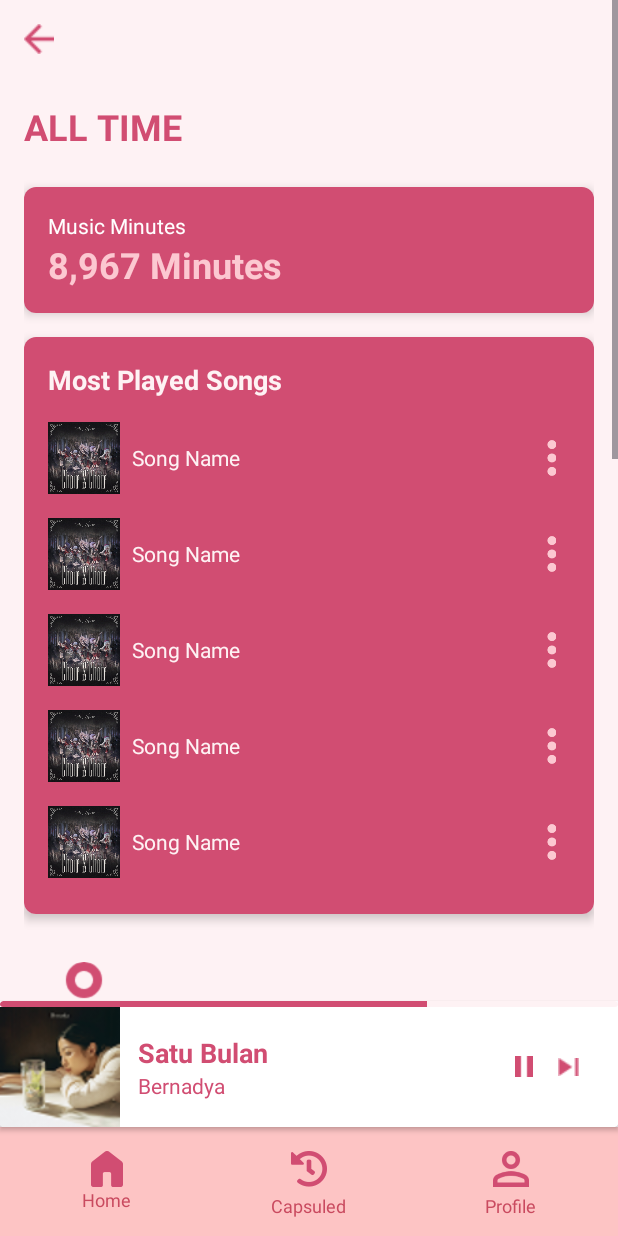
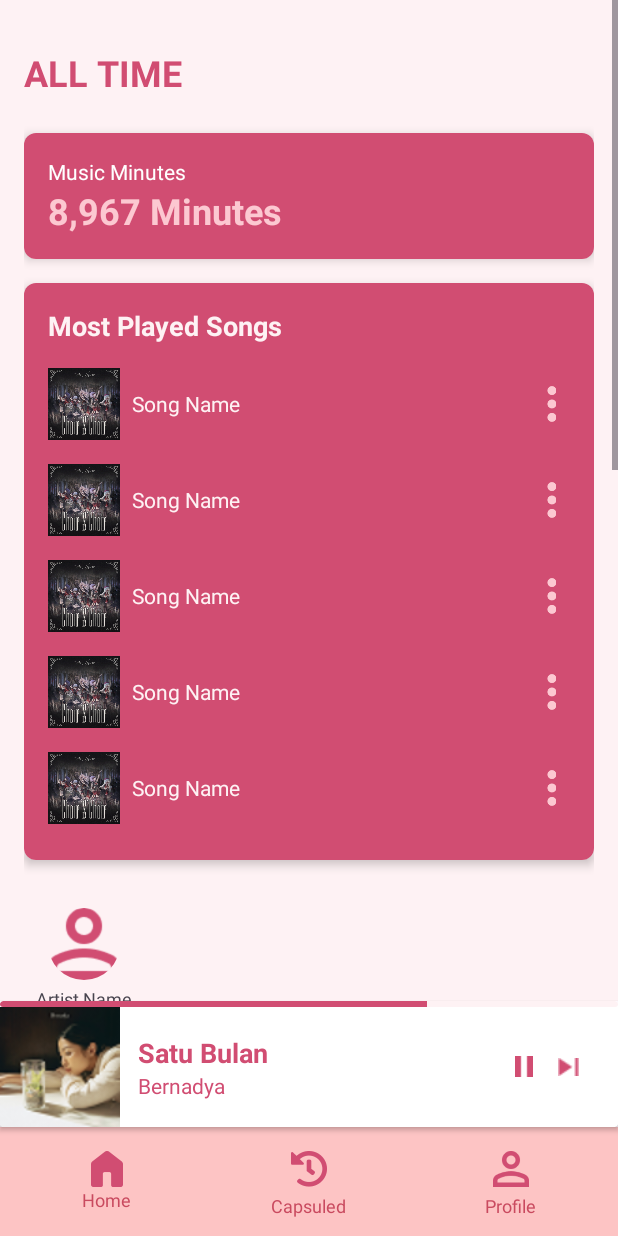
Before and after one commit to FajarRamadhanBBX/Sonalune, an Android app: the fragment CapsuleFragment placed in its activity, on a phone screen of 412 x 824 dp. Run offline under Robolectric (Android 15) with nearby library versions, the phone set to English and light mode, and no system bars; our stand-ins replace CircleImageView.

Commit message:
fix: remove back button from CapsuleFragment layout

```diff
--- a/app/src/main/res/layout/fragment_capsule.xml
+++ b/app/src/main/res/layout/fragment_capsule.xml
@@ -11,14 +11,6 @@
         android:layout_height="wrap_content"
         android:orientation="vertical"
         android:padding="16dp">
-
-        <!-- TopBar with Back Button -->
-        <ImageView
-            android:layout_width="wrap_content"
-            android:layout_height="wrap_content"
-            android:src="@drawable/ic_back"
-            android:layout_marginBottom="16dp" />
-        />
 
         <!-- ALL TIME TITLE -->
         <LinearLayout
```
